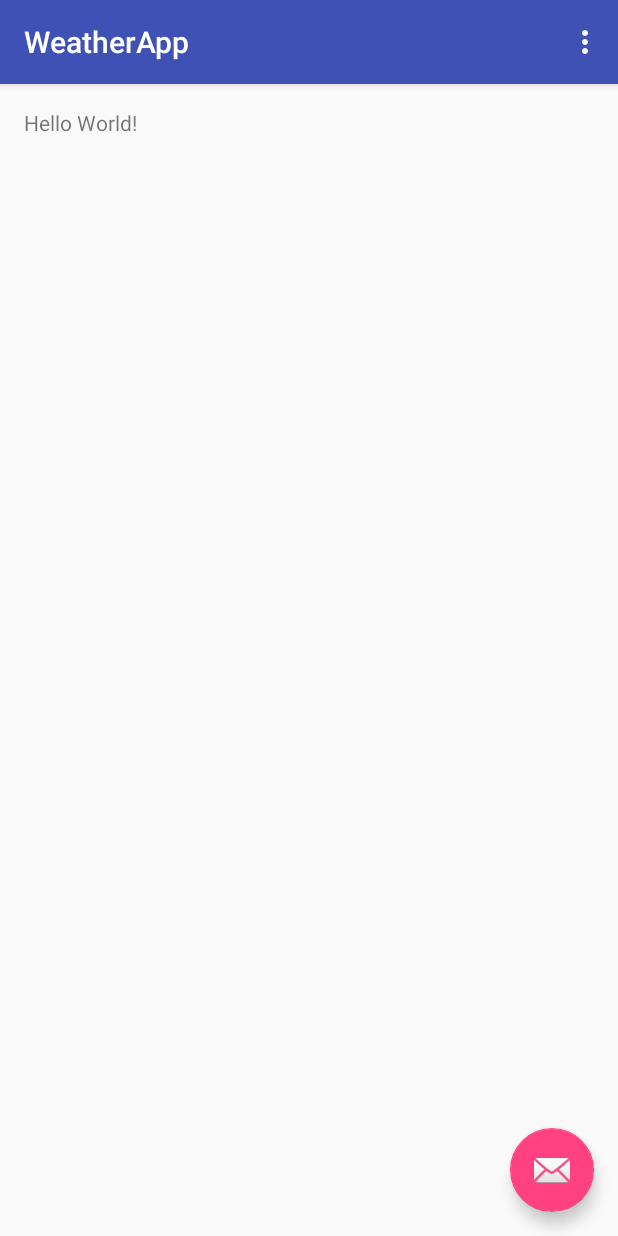
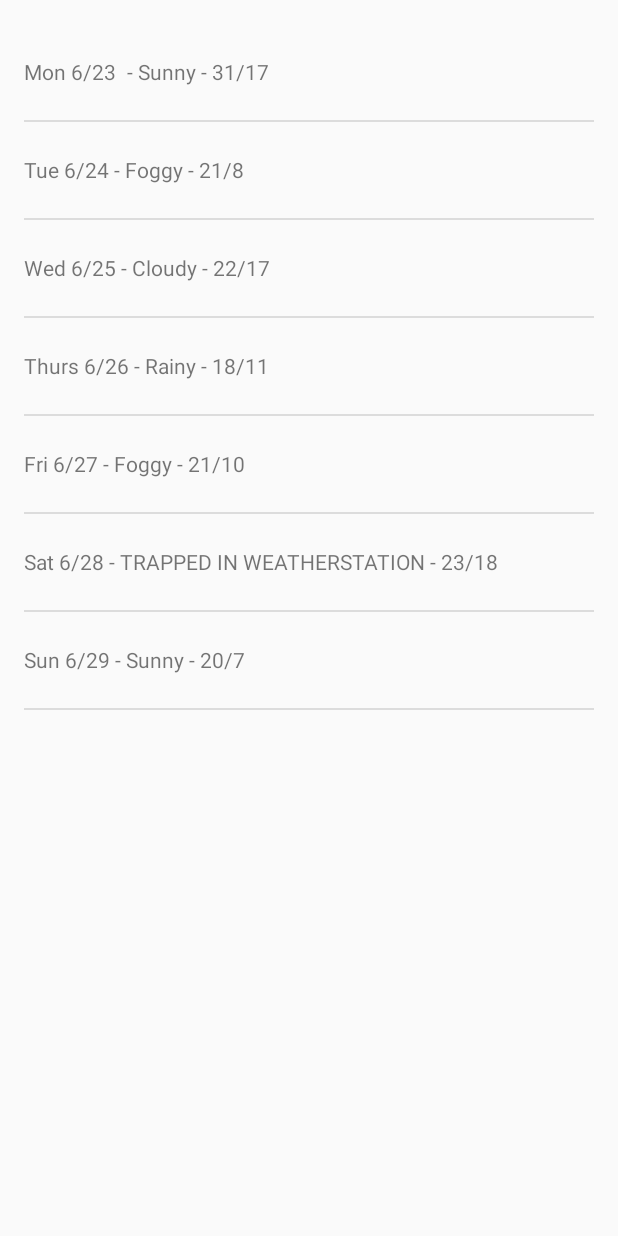
Before and after one commit to ivailopankow/WeatherApp, an Android app: the screen it shows after launch (MainActivity), on a phone screen of 412 x 824 dp. Run offline under Robolectric (Android 15) with nearby library versions, the phone set to English and light mode, and no system bars.

Commit message:
Initialize weather forecast array adapter with dummy data in it.

```diff
--- a/app/src/main/java/com/example/android/weatherapp/MainActivity.java
+++ b/app/src/main/java/com/example/android/weatherapp/MainActivity.java
@@ -1,31 +1,30 @@
 package com.example.android.weatherapp;
 
 import android.os.Bundle;
-import android.support.design.widget.FloatingActionButton;
-import android.support.design.widget.Snackbar;
-import android.support.v7.app.AppCompatActivity;
-import android.support.v7.widget.Toolbar;
-import android.view.View;
+import android.support.v4.app.Fragment;
+import android.support.v7.app.ActionBarActivity;
+import android.view.LayoutInflater;
 import android.view.Menu;
 import android.view.MenuItem;
+import android.view.View;
+import android.view.ViewGroup;
+import android.widget.ArrayAdapter;
+import android.widget.ListView;
+import java.util.ArrayList;
+import java.util.Arrays;
+import java.util.List;
 
-public class MainActivity extends AppCompatActivity {
+public class MainActivity extends ActionBarActivity {
 
     @Override
     protected void onCreate(Bundle savedInstanceState) {
         super.onCreate(savedInstanceState);
         setContentView(R.layout.activity_main);
-        Toolbar toolbar = (Toolbar) findViewById(R.id.toolbar);
-        setSupportActionBar(toolbar);
-
-        FloatingActionButton fab = (FloatingActionButton) findViewById(R.id.fab);
-        fab.setOnClickListener(new View.OnClickListener() {
-            @Override
-            public void onClick(View view) {
-                Snackbar.make(view, "Replace with your own action", Snackbar.LENGTH_LONG)
-                        .setAction("Action", null).show();
-            }
-        });
+        if (savedInstanceState == null) {
+            getSupportFragmentManager().beginTransaction()
+                    .add(R.id.container, new PlaceholderFragment())
+                    .commit();
+        }
     }
 
     @Override
@@ -49,4 +48,51 @@ public class MainActivity extends AppCompatActivity {
 
         return super.onOptionsItemSelected(item);
     }
+
+    /**
+     * A placeholder fragment containing a simple view.
+     */
+    public static class PlaceholderFragment extends Fragment {
+
+        ArrayAdapter<String> mForecastAdapter;
+
+        public PlaceholderFragment() {
+        }
+
+        @Override
+        public View onCreateView(LayoutInflater inflater, ViewGroup container,
+                                 Bundle savedInstanceState) {
+
+            // Create some dummy data for the ListView.  Here's a sample weekly forecast
+            String[] data = {
+                    "Mon 6/23 - Sunny - 31/17",
+                    "Tue 6/24 - Foggy - 21/8",
+                    "Wed 6/25 - Cloudy - 22/17",
+                    "Thurs 6/26 - Rainy - 18/11",
+                    "Fri 6/27 - Foggy - 21/10",
+                    "Sat 6/28 - TRAPPED IN WEATHERSTATION - 23/18",
+                    "Sun 6/29 - Sunny - 20/7"
+            };
+            List<String> weekForecast = new ArrayList<String>(Arrays.asList(data));
+
+
+            // Now that we have some dummy forecast data, create an ArrayAdapter.
+            // The ArrayAdapter will take data from a source (like our dummy forecast) and
+            // use it to populate the ListView it's attached to.
+            mForecastAdapter =
+                    new ArrayAdapter<String>(
+                            getActivity(), // The current context (this activity)
+                            R.layout.list_item_forecast, // The name of the layout ID.
+                            R.id.list_item_forecast_textview, // The ID of the textview to populate.
+                            weekForecast);
+
+            View rootView = inflater.inflate(R.layout.fragment_main, container, false);
+
+            // Get a reference to the ListView, and attach this adapter to it.
+            ListView listView = (ListView) rootView.findViewById(R.id.listview_forecast);
+            listView.setAdapter(mForecastAdapter);
+
+            return rootView;
+        }
+    }
 }
--- a/app/src/main/res/layout/activity_main.xml
+++ b/app/src/main/res/layout/activity_main.xml
@@ -1,34 +1,5 @@
 <?xml version="1.0" encoding="utf-8"?>
-<android.support.design.widget.CoordinatorLayout xmlns:android="http://schemas.android.com/apk/res/android"
-    xmlns:app="http://schemas.android.com/apk/res-auto"
-    xmlns:tools="http://schemas.android.com/tools"
-    android:layout_width="match_parent"
-    android:layout_height="match_parent"
-    android:fitsSystemWindows="true"
-    tools:context="com.example.android.weatherapp.MainActivity">
-
-    <android.support.design.widget.AppBarLayout
-        android:layout_width="match_parent"
-        android:layout_height="wrap_content"
-        android:theme="@style/AppTheme.AppBarOverlay">
-
-        <android.support.v7.widget.Toolbar
-            android:id="@+id/toolbar"
-            android:layout_width="match_parent"
-            android:layout_height="?attr/actionBarSize"
-            android:background="?attr/colorPrimary"
-            app:popupTheme="@style/AppTheme.PopupOverlay" />
-
-    </android.support.design.widget.AppBarLayout>
-
-    <include layout="@layout/content_main" />
-
-    <android.support.design.widget.FloatingActionButton
-        android:id="@+id/fab"
-        android:layout_width="wrap_content"
-        android:layout_height="wrap_content"
-        android:layout_gravity="bottom|end"
-        android:layout_margin="@dimen/fab_margin"
-        android:src="@android:drawable/ic_dialog_email" />
-
-</android.support.design.widget.CoordinatorLayout>
+<FrameLayout xmlns:android="http://schemas.android.com/apk/res/android"
+    xmlns:tools="http://schemas.android.com/tools" android:id="@+id/container"
+    android:layout_width="match_parent" android:layout_height="match_parent"
+    tools:context=".MainActivity" tools:ignore="MergeRootFrame" />
--- a/app/src/main/res/layout/content_main.xml
+++ /dev/null
@@ -1,19 +0,0 @@
-<?xml version="1.0" encoding="utf-8"?>
-<RelativeLayout xmlns:android="http://schemas.android.com/apk/res/android"
-    xmlns:app="http://schemas.android.com/apk/res-auto"
-    xmlns:tools="http://schemas.android.com/tools"
-    android:layout_width="match_parent"
-    android:layout_height="match_parent"
-    android:paddingBottom="@dimen/activity_vertical_margin"
-    android:paddingLeft="@dimen/activity_horizontal_margin"
-    android:paddingRight="@dimen/activity_horizontal_margin"
-    android:paddingTop="@dimen/activity_vertical_margin"
-    app:layout_behavior="@string/appbar_scrolling_view_behavior"
-    tools:context="com.example.android.weatherapp.MainActivity"
-    tools:showIn="@layout/activity_main">
-
-    <TextView
-        android:layout_width="wrap_content"
-        android:layout_height="wrap_content"
-        android:text="Hello World!" />
-</RelativeLayout>
--- /dev/null
+++ b/app/src/main/res/layout/fragment_main.xml
@@ -0,0 +1,19 @@
+<?xml version="1.0" encoding="utf-8"?>
+<FrameLayout xmlns:android="http://schemas.android.com/apk/res/android"
+    xmlns:tools="http://schemas.android.com/tools"
+    android:layout_width="match_parent"
+    android:layout_height="match_parent"
+    android:paddingLeft="@dimen/activity_horizontal_margin"
+
+    android:paddingRight="@dimen/activity_horizontal_margin"
+    android:paddingTop="@dimen/activity_vertical_margin"
+    android:paddingBottom="@dimen/activity_vertical_margin"
+    tools:context=".MainActivity$PlaceholderFragment">
+
+
+    <ListView
+        android:id="@+id/listview_forecast"
+        android:layout_width="match_parent"
+        android:layout_height="match_parent" />
+
+</FrameLayout>
--- /dev/null
+++ b/app/src/main/res/layout/list_item_forecast.xml
@@ -0,0 +1,8 @@
+<?xml version="1.0" encoding="utf-8"?>
+
+<TextView xmlns:android="http://schemas.android.com/apk/res/android"
+    android:layout_width="match_parent"
+    android:layout_height="wrap_content"
+    android:minHeight="?android:attr/listPreferredItemHeight"
+    android:gravity="center_vertical"
+    android:id="@+id/list_item_forecast_textview" />
```
Also changed, not shown: app/src/main/ic_launcher-web.png (added), app/src/main/res/mipmap-hdpi/ic_launcher.png, app/src/main/res/mipmap-mdpi/ic_launcher.png, app/src/main/res/mipmap-xhdpi/ic_launcher.png, app/src/main/res/mipmap-xxhdpi/ic_launcher.png, app/src/main/res/mipmap-xxxhdpi/ic_launcher.png.
